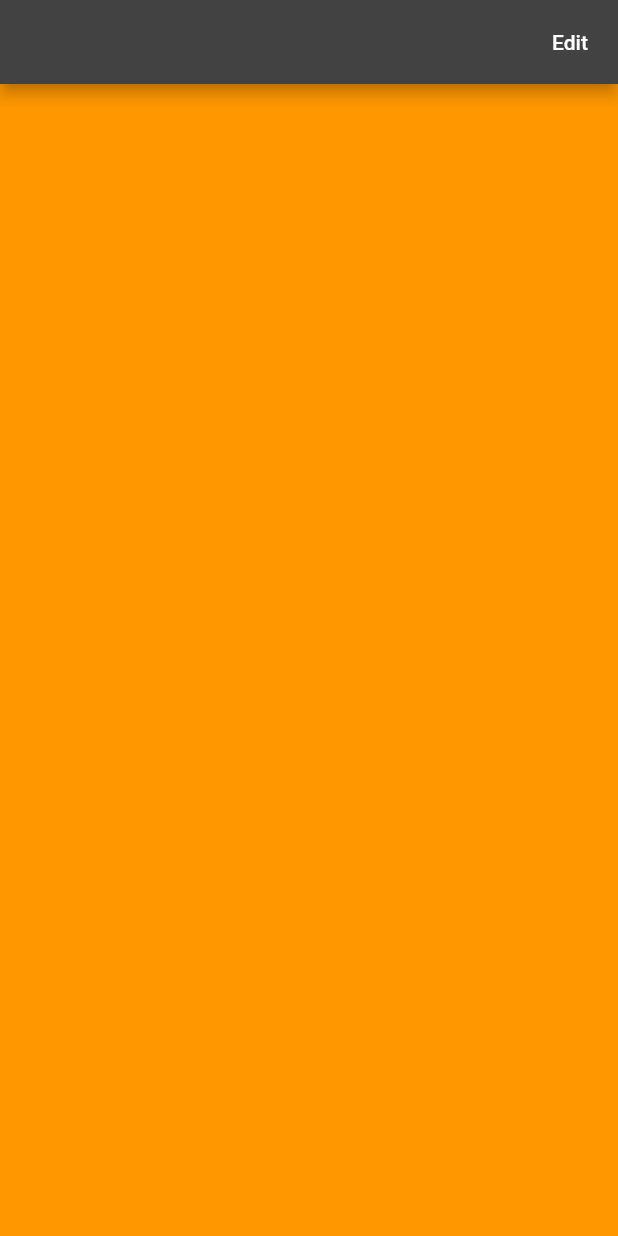
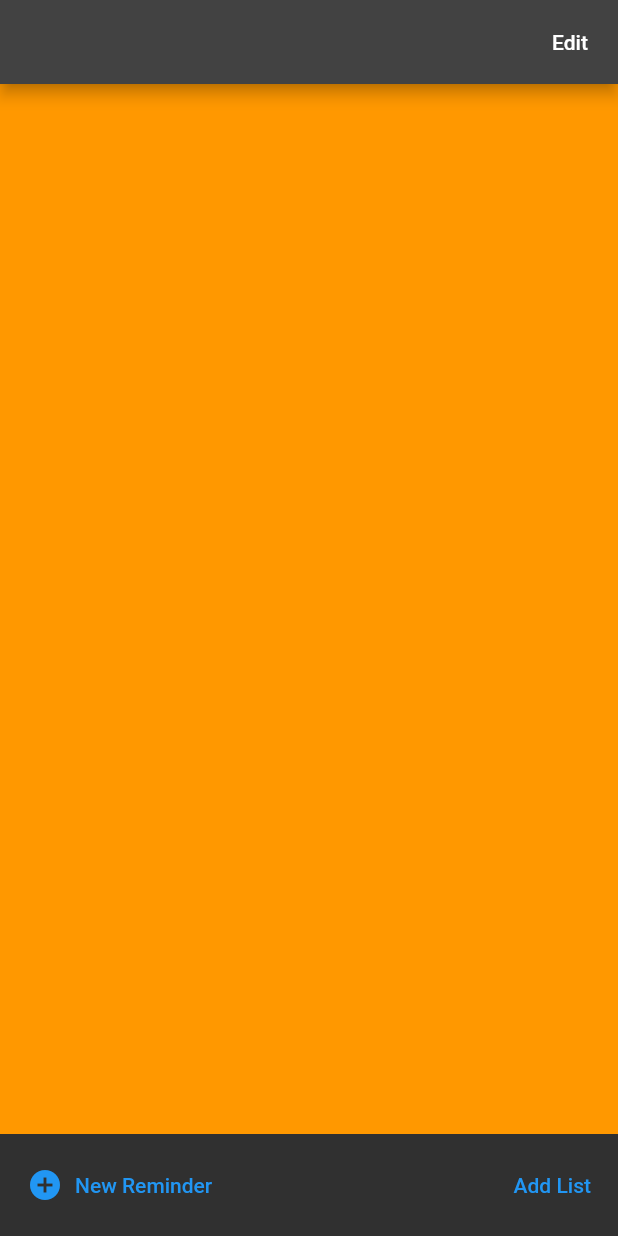
Before and after one commit to knhn1004/flutter-as-a-rn-dev, a Flutter app: the screen it shows after launch, on a phone screen of 412 x 824 dp. Run offline on Flutter 3.47's test engine with Material 2 defaults, Android fonts, the phone set to English and light mode, and no system bars.

Commit message:
textbutton.icon

```diff
--- a/lib/screens/home_screen.dart
+++ b/lib/screens/home_screen.dart
@@ -21,7 +21,22 @@
             Expanded(
               child: Container(height: 100, color: Colors.orange),
             ),
-            Container(color: Colors.blue),
+            Container(
+                padding: EdgeInsets.all(10),
+                child: Row(
+                  mainAxisAlignment: MainAxisAlignment.spaceBetween,
+                  children: [
+                    TextButton.icon(
+                      icon: Icon(Icons.add_circle),
+                      onPressed: () {},
+                      label: Text('New Reminder'),
+                    ),
+                    TextButton(
+                      onPressed: () {},
+                      child: Text('Add List'),
+                    ),
+                  ],
+                )),
           ],
         ),
       ),
```
